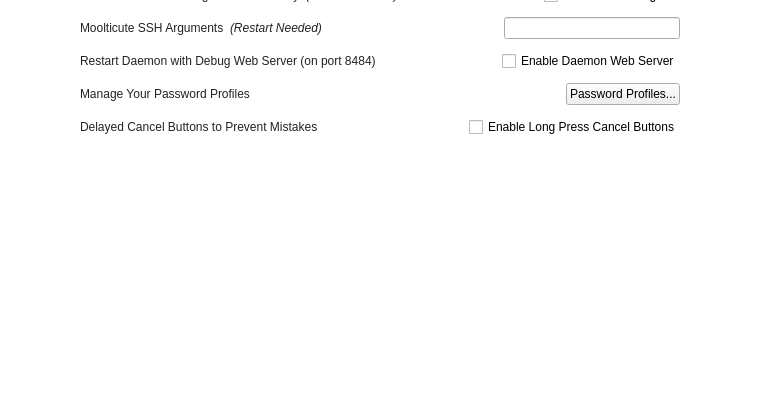
mooltipass/moolticute, file src/MainWindow.ui: the form before one commit; both pictures show x 114 to 874 and y 236 to 632 of the 988 by 632 pixel window.
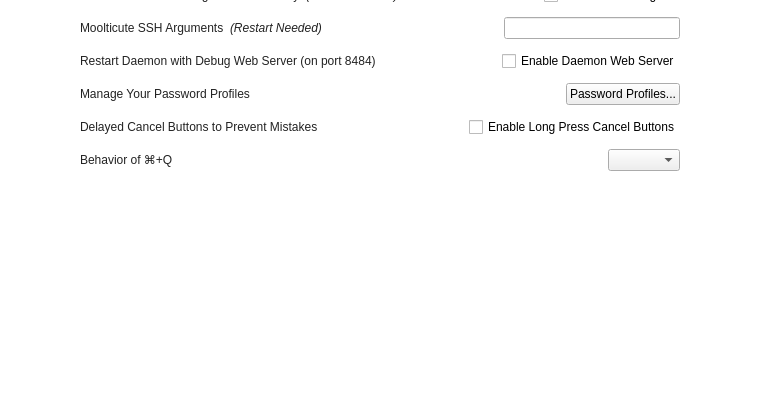
The form after the commit. The open tabs and pages were chosen to show the change. Icons and pictures are not drawn. Custom widgets are drawn as their Qt base class.

Commit message:
Proper ⌘+Q behavior on Mac
Two behaviors can be configured in app settings:

1. Close App -> Correctly closes down app
2. Hide Window -> Hides window and doesn't close the app

Since no File->Quit menu action was defined before, ⌘+Q would abruptly terminate the app without
calling all deleters as expected.

```diff
--- a/src/MainWindow.ui
+++ b/src/MainWindow.ui
@@ -2912,6 +2912,39 @@
               </item>
              </layout>
             </item>
+            <item>
+             <layout class="QHBoxLayout" name="closeBehaviorLayout">
+              <item>
+               <widget class="QLabel" name="closeBehaviorLabel">
+                <property name="sizePolicy">
+                 <sizepolicy hsizetype="MinimumExpanding" vsizetype="Preferred">
+                  <horstretch>0</horstretch>
+                  <verstretch>0</verstretch>
+                 </sizepolicy>
+                </property>
+                <property name="text">
+                 <string>&lt;html&gt;&lt;head/&gt;&lt;body&gt;&lt;p&gt;Behavior of ⌘+Q&lt;/p&gt;&lt;/body&gt;&lt;/html&gt;</string>
+                </property>
+               </widget>
+              </item>
+              <item>
+               <spacer name="closeBehaviorSpacer">
+                <property name="orientation">
+                 <enum>Qt::Horizontal</enum>
+                </property>
+                <property name="sizeHint" stdset="0">
+                 <size>
+                  <width>40</width>
+                  <height>20</height>
+                 </size>
+                </property>
+               </spacer>
+              </item>
+              <item>
+               <widget class="QComboBox" name="closeBehaviorComboBox"/>
+              </item>
+             </layout>
+            </item>
             <item>
              <spacer name="horizontalSpacer_41">
               <property name="orientation">
```
The commit also changes 2 other files.
